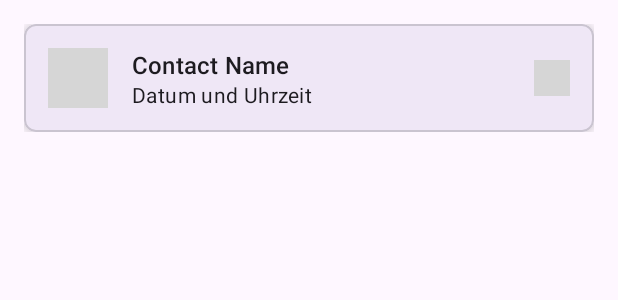
After one commit to AlGSyntax/WhatsSyntax, an Android app: the layout call_item.xml on its own in the app's theme, with its tools: preview values and no code run, on a phone screen of 412 x 824 dp. The commit adds this screen. Shown: the top 300 px of the screen. Run offline under Robolectric (Android 15) with nearby library versions, the phone set to English and light mode, and no system bars; grey boxes are pictures that could not be loaded.

Commit message:
call_item.xml fertiggestellt.

```diff
--- /dev/null
+++ b/app/src/main/res/layout/call_item.xml
@@ -0,0 +1,70 @@
+<?xml version="1.0" encoding="utf-8"?>
+<androidx.constraintlayout.widget.ConstraintLayout xmlns:android="http://schemas.android.com/apk/res/android"
+    xmlns:app="http://schemas.android.com/apk/res-auto"
+    android:layout_width="match_parent"
+    android:layout_height="wrap_content"
+    android:padding="16dp">
+
+    <com.google.android.material.card.MaterialCardView
+        android:id="@+id/call_card"
+        android:layout_width="0dp"
+        android:layout_height="wrap_content"
+        app:layout_constraintStart_toStartOf="parent"
+        app:layout_constraintEnd_toEndOf="parent"
+        app:layout_constraintTop_toTopOf="parent"
+        app:cardElevation="4dp"
+        app:cardCornerRadius="8dp">
+
+        <androidx.constraintlayout.widget.ConstraintLayout
+            android:layout_width="match_parent"
+            android:layout_height="wrap_content">
+
+            <ImageView
+                android:id="@+id/imageView_profile"
+                android:layout_width="40dp"
+                android:layout_height="40dp"
+                android:layout_marginStart="16dp"
+                android:layout_marginTop="16dp"
+                android:layout_marginBottom="16dp"
+                app:layout_constraintStart_toStartOf="parent"
+                app:layout_constraintTop_toTopOf="parent"
+                app:layout_constraintBottom_toBottomOf="parent"
+                android:src="@drawable/pp_01"
+                android:contentDescription="@string/profile_image" />
+
+            <TextView
+                android:id="@+id/textView_contact_name"
+                android:layout_width="0dp"
+                android:layout_height="wrap_content"
+                android:layout_marginStart="16dp"
+                app:layout_constraintStart_toEndOf="@id/imageView_profile"
+                app:layout_constraintTop_toTopOf="@id/imageView_profile"
+                app:layout_constraintEnd_toStartOf="@id/imageView_call_status"
+                android:text="Contact Name"
+                android:textAppearance="?attr/textAppearanceListItem" />
+
+            <TextView
+                android:id="@+id/textView_call_info"
+                android:layout_width="0dp"
+                android:layout_height="wrap_content"
+                android:layout_marginStart="16dp"
+                app:layout_constraintStart_toEndOf="@id/imageView_profile"
+                app:layout_constraintTop_toBottomOf="@id/textView_contact_name"
+                app:layout_constraintBottom_toBottomOf="@id/imageView_profile"
+                app:layout_constraintEnd_toStartOf="@id/imageView_call_status"
+                android:text="Datum und Uhrzeit"
+                android:textAppearance="?attr/textAppearanceListItemSecondary" />
+
+            <ImageView
+                android:id="@+id/imageView_call_status"
+                android:layout_width="24dp"
+                android:layout_height="24dp"
+                android:layout_marginEnd="16dp"
+                app:layout_constraintEnd_toEndOf="parent"
+                app:layout_constraintTop_toTopOf="@id/imageView_profile"
+                app:layout_constraintBottom_toBottomOf="@id/imageView_profile"
+                android:src="@drawable/icon_call_accepted"
+                android:contentDescription="@string/call_status" />
+                </androidx.constraintlayout.widget.ConstraintLayout>
+            </com.google.android.material.card.MaterialCardView>
+</androidx.constraintlayout.widget.ConstraintLayout>
--- a/app/src/main/res/values/strings.xml
+++ b/app/src/main/res/values/strings.xml
@@ -6,4 +6,6 @@
     <string name="status">Status</string>
     <string name="calls">Calls</string>
     <string name="settings">Settings</string>
+    <string name="profile_image">profile_image</string>
+    <string name="call_status">call_status</string>
 </resources>
```
